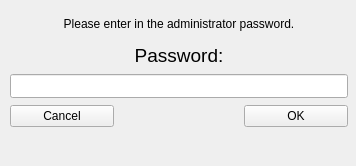
This is src/form/adminlogin.ui in home-run/subtle-cosmic-moose as Qt 5 draws it before an edit. The edited form follows.
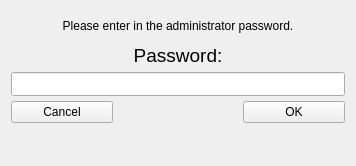
This is the edited form.

```diff
--- a/src/form/adminlogin.ui
+++ b/src/form/adminlogin.ui
@@ -13,15 +13,8 @@
   <property name="windowTitle">
    <string>Dialog</string>
   </property>
-  <widget class="QWidget" name="verticalLayoutWidget">
-   <property name="geometry">
-    <rect>
-     <x>10</x>
-     <y>10</y>
-     <width>338</width>
-     <height>151</height>
-    </rect>
-   </property>
+  <layout class="QGridLayout" name="gridLayout">
+   <item row="0" column="0">
    <layout class="QVBoxLayout" name="verticalLayout">
     <property name="spacing">
      <number>5</number>
@@ -117,7 +110,8 @@
      </widget>
     </item>
    </layout>
-  </widget>
+   </item>
+  </layout>
  </widget>
  <resources/>
  <connections/>
```
Lines whose indentation alone changed are shown as unchanged.
